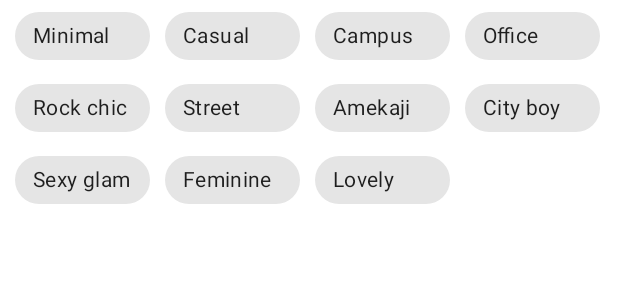
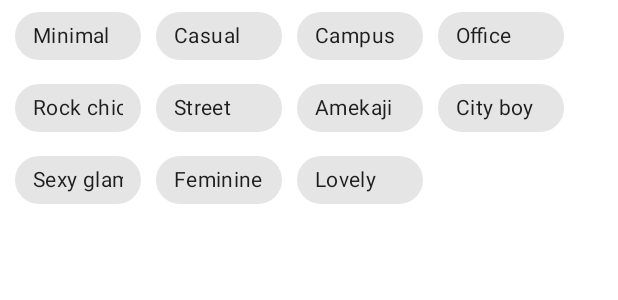
Before and after one commit to LeeSeungYun1020/Gets, an Android app: the layout chip_group_default.xml on its own in the app's theme, with its tools: preview values and no code run, on a phone screen of 412 x 824 dp. Shown: the top 300 px of the screen. Run offline under Robolectric (Android 15) with nearby library versions, the phone set to English and light mode, and no system bars.

Commit message:
Modify login layout

```diff
--- a/android/app/src/main/res/layout/chip_group_default.xml
+++ b/android/app/src/main/res/layout/chip_group_default.xml
@@ -8,129 +8,140 @@
     <com.google.android.material.chip.Chip
         android:id="@+id/chip_minimal"
         style="@style/Widget.MaterialComponents.Chip.Choice"
-        android:layout_width="90dp"
+        android:layout_width="84dp"
         android:layout_height="wrap_content"
         android:checkable="true"
         android:checked="false"
         android:text="@string/minimal"
+        android:textSize="14sp"
         app:layout_constraintStart_toStartOf="parent"
         app:layout_constraintTop_toTopOf="parent" />
 
     <com.google.android.material.chip.Chip
         android:id="@+id/chip_casual"
         style="@style/Widget.MaterialComponents.Chip.Choice"
-        android:layout_width="90dp"
+        android:layout_width="84dp"
         android:layout_height="wrap_content"
         android:layout_marginLeft="10dp"
         android:checkable="true"
         android:checked="false"
         android:text="@string/casual"
+        android:textSize="14sp"
         app:layout_constraintStart_toEndOf="@id/chip_minimal"
         app:layout_constraintTop_toTopOf="parent" />
 
     <com.google.android.material.chip.Chip
         android:id="@+id/chip_campus"
         style="@style/Widget.MaterialComponents.Chip.Choice"
-        android:layout_width="90dp"
+        android:layout_width="84dp"
         android:layout_height="wrap_content"
         android:layout_marginLeft="10dp"
         android:checkable="true"
         android:checked="false"
         android:text="@string/campus"
+        android:textSize="14sp"
         app:layout_constraintStart_toEndOf="@id/chip_casual"
         app:layout_constraintTop_toTopOf="parent" />
 
     <com.google.android.material.chip.Chip
         android:id="@+id/chip_office"
         style="@style/Widget.MaterialComponents.Chip.Choice"
-        android:layout_width="90dp"
+        android:layout_width="84dp"
         android:layout_height="wrap_content"
         android:layout_marginLeft="10dp"
         android:checkable="true"
         android:checked="false"
         android:text="@string/office"
+        android:textSize="14sp"
         app:layout_constraintStart_toEndOf="@id/chip_campus"
         app:layout_constraintTop_toTopOf="parent" />
 
     <com.google.android.material.chip.Chip
         android:id="@+id/chip_rock_chic"
         style="@style/Widget.MaterialComponents.Chip.Choice"
-        android:layout_width="90dp"
+        android:layout_width="84dp"
         android:layout_height="wrap_content"
         android:checkable="true"
         android:checked="false"
         android:text="@string/rock_chic"
+        android:textSize="14sp"
         app:layout_constraintStart_toStartOf="parent"
         app:layout_constraintTop_toBottomOf="@id/chip_casual" />
 
     <com.google.android.material.chip.Chip
         android:id="@+id/chip_street"
         style="@style/Widget.MaterialComponents.Chip.Choice"
-        android:layout_width="90dp"
+        android:layout_width="84dp"
         android:layout_height="wrap_content"
         android:layout_marginLeft="10dp"
         android:checkable="true"
         android:checked="false"
         android:text="@string/street"
+        android:textSize="14sp"
         app:layout_constraintStart_toEndOf="@id/chip_rock_chic"
         app:layout_constraintTop_toBottomOf="@id/chip_casual" />
 
     <com.google.android.material.chip.Chip
         android:id="@+id/chip_amekaji"
         style="@style/Widget.MaterialComponents.Chip.Choice"
-        android:layout_width="90dp"
+        android:layout_width="84dp"
         android:layout_height="wrap_content"
         android:layout_marginLeft="10dp"
         android:checkable="true"
         android:checked="false"
         android:text="@string/amekaji"
+        android:textSize="14sp"
         app:layout_constraintStart_toEndOf="@id/chip_street"
         app:layout_constraintTop_toBottomOf="@id/chip_campus" />
 
     <com.google.android.material.chip.Chip
         android:id="@+id/chip_city_boy"
         style="@style/Widget.MaterialComponents.Chip.Choice"
-        android:layout_width="90dp"
+        android:layout_width="84dp"
         android:layout_height="wrap_content"
         android:layout_marginLeft="10dp"
         android:checkable="true"
         android:checked="false"
         android:text="@string/city_boy"
+        android:textSize="14sp"
         app:layout_constraintStart_toEndOf="@id/chip_amekaji"
         app:layout_constraintTop_toBottomOf="@id/chip_office" />
 
     <com.google.android.material.chip.Chip
         android:id="@+id/chip_sexy_glam"
         style="@style/Widget.MaterialComponents.Chip.Choice"
-        android:layout_width="90dp"
+        android:layout_width="84dp"
         android:layout_height="wrap_content"
         android:checkable="true"
         android:checked="false"
         android:text="@string/sexy_glam"
+        android:textSize="14sp"
         app:layout_constraintStart_toStartOf="parent"
         app:layout_constraintTop_toBottomOf="@id/chip_rock_chic" />
 
     <com.google.android.material.chip.Chip
         android:id="@+id/chip_feminine"
         style="@style/Widget.MaterialComponents.Chip.Choice"
-        android:layout_width="90dp"
+        android:layout_width="84dp"
         android:layout_height="wrap_content"
         android:layout_marginLeft="10dp"
         android:checkable="true"
         android:checked="false"
         android:text="@string/feminine"
+        android:textSize="14sp"
         app:layout_constraintStart_toEndOf="@id/chip_sexy_glam"
         app:layout_constraintTop_toBottomOf="@id/chip_street" />
 
     <com.google.android.material.chip.Chip
         android:id="@+id/chip_lovely"
         style="@style/Widget.MaterialComponents.Chip.Choice"
-        android:layout_width="90dp"
+        android:layout_width="84dp"
         android:layout_height="wrap_content"
         android:layout_marginLeft="10dp"
         android:checkable="true"
         android:checked="false"
         android:text="@string/lovely"
+        android:textSize="14sp"
         app:layout_constraintStart_toEndOf="@id/chip_feminine"
         app:layout_constraintTop_toBottomOf="@id/chip_amekaji" />
 
```
Also changed, not shown: android/app/src/main/res/values/strings.xml (+5 -5 lines), 1 other file.
